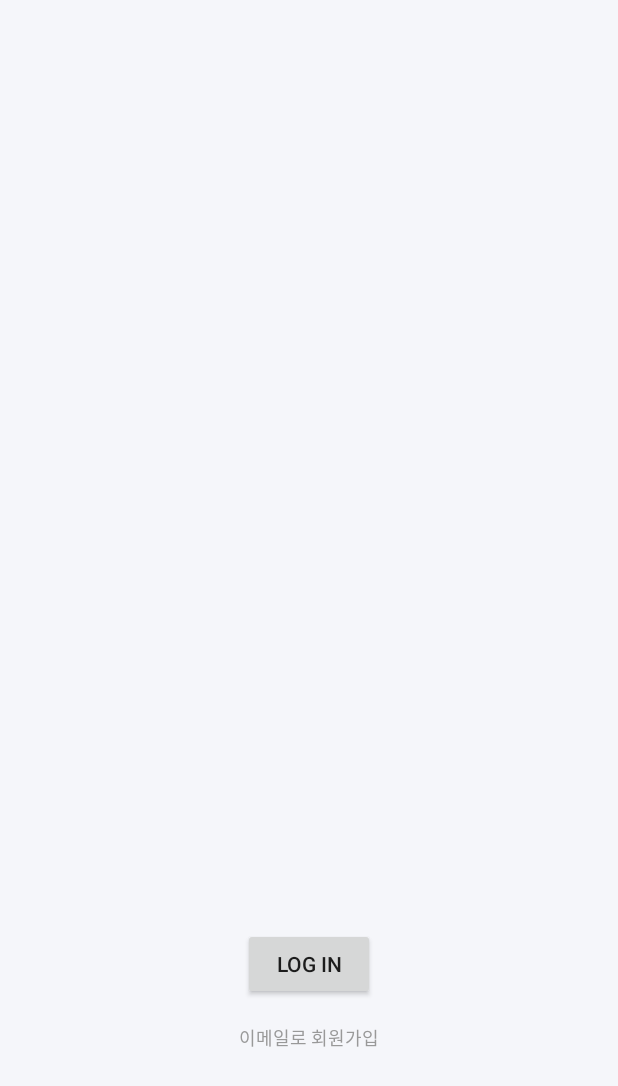
After one commit to DevelopDesignDayDay/Attendance-AOS, an Android app: the layout activity_tutorial.xml on its own in the app's theme, with its tools: preview values and no code run, on a phone screen of 412 x 824 dp. The commit adds this screen. Shown: the top 1086 px of the screen. Run offline under Robolectric (Android 15) with nearby library versions, the light colour scheme and no system bars.

Commit message:
add : presentation layer, resource file

```diff
--- a/presentation/src/main/AndroidManifest.xml
+++ b/presentation/src/main/AndroidManifest.xml
@@ -6,7 +6,7 @@
         <activity android:name=".ui.tutorial.TutorialActivity"/>
         <activity android:name=".ui.splash.SplashActivity" />
         <activity android:name=".ui.signup.SignUpActivity" />
-        <activity android:name=".ui.login.LoginActivity" />
+        <activity android:name="com.ddd.presentation.ui.tutorial.login.LoginActivity" />
     </application>
 
 </manifest>
--- /dev/null
+++ b/presentation/src/main/res/drawable/circle.xml
@@ -0,0 +1,6 @@
+<?xml version="1.0" encoding="utf-8"?>
+<shape xmlns:android="http://schemas.android.com/apk/res/android"
+    android:shape="oval">
+    <solid android:color="@color/sign_up_selected_color" />
+    <corners android:radius="31dp" />
+</shape>
--- /dev/null
+++ b/presentation/src/main/res/drawable/circle_off.xml
@@ -0,0 +1,6 @@
+<?xml version="1.0" encoding="utf-8"?>
+<shape xmlns:android="http://schemas.android.com/apk/res/android"
+    android:shape="oval">
+    <solid android:color="@color/login_circle_off_color" />
+    <corners android:radius="31dp" />
+</shape>
--- /dev/null
+++ b/presentation/src/main/res/drawable/selector_sign_in_circle.xml
@@ -0,0 +1,5 @@
+<?xml version="1.0" encoding="utf-8"?>
+<selector xmlns:android="http://schemas.android.com/apk/res/android">
+    <item android:drawable="@drawable/circle" android:state_enabled="true" />
+    <item android:drawable="@drawable/circle_off" android:state_enabled="false" />
+</selector>
--- a/presentation/src/main/res/layout/activity_main.xml
+++ b/presentation/src/main/res/layout/activity_main.xml
@@ -6,7 +6,7 @@
 
         <variable
             name="mainViewModel"
-            type="com.ddd.presentation.ui.MainViewModel" />
+            type="com.ddd.presentation.ui.main.MainViewModel" />
     </data>
 
     <androidx.coordinatorlayout.widget.CoordinatorLayout
--- /dev/null
+++ b/presentation/src/main/res/layout/activity_tutorial.xml
@@ -0,0 +1,72 @@
+<?xml version="1.0" encoding="utf-8"?>
+<layout xmlns:app="http://schemas.android.com/apk/res-auto"
+    xmlns:tools="http://schemas.android.com/tools">
+
+    <data>
+
+        <variable
+            name="bindingTutorialViewModel"
+            type="com.ddd.presentation.ui.tutorial.TutorialViewModel" />
+
+        <variable
+            name="bindingLoginViewModel"
+            type="com.ddd.presentation.ui.tutorial.login.LoginViewModel" />
+    </data>
+
+    <androidx.coordinatorlayout.widget.CoordinatorLayout xmlns:android="http://schemas.android.com/apk/res/android"
+        android:layout_width="match_parent"
+        android:layout_height="match_parent"
+        android:background="@color/main_background_color"
+        tools:context=".ui.tutorial.TutorialActivity">
+
+        <androidx.constraintlayout.widget.ConstraintLayout xmlns:android="http://schemas.android.com/apk/res/android"
+            xmlns:tools="http://schemas.android.com/tools"
+            android:id="@+id/constraint_main"
+            android:layout_width="match_parent"
+            android:layout_height="match_parent"
+            android:background="@color/main_background_color"
+            tools:context=".ui.tutorial.TutorialActivity">
+
+            <com.ddd.common.view.CircleIndicator
+                android:id="@+id/circleIndicator"
+                android:layout_width="match_parent"
+                android:layout_height="wrap_content"
+                android:layout_marginTop="80dp"
+                android:gravity="center"
+                app:layout_constraintEnd_toEndOf="parent"
+                app:layout_constraintStart_toStartOf="parent"
+                app:layout_constraintTop_toTopOf="parent" />
+
+            <FrameLayout
+                android:layout_width="match_parent"
+                android:layout_height="0dp"
+                app:layout_constraintBottom_toTopOf="@+id/btn_login"
+                app:layout_constraintTop_toTopOf="@+id/circleIndicator"
+                tools:ignore="UselessLeaf" />
+
+            <Button
+                android:id="@+id/btn_login"
+                android:layout_width="wrap_content"
+                android:layout_height="wrap_content"
+                android:layout_marginBottom="16dp"
+                android:onClick="@{()->bindingLoginViewModel.showLoginBottomSheet()}"
+                android:text="Log in"
+                app:layout_constraintBottom_toTopOf="@+id/tv_sign_up"
+                app:layout_constraintEnd_toEndOf="parent"
+                app:layout_constraintStart_toStartOf="parent" />
+
+            <TextView
+                android:id="@+id/tv_sign_up"
+                android:layout_width="wrap_content"
+                android:layout_height="wrap_content"
+                android:layout_marginBottom="123dp"
+                android:onClick="@{()->bindingTutorialViewModel.moveSignUp()}"
+                android:text="이메일로 회원가입"
+                android:textColor="#999999"
+                android:textSize="12dp"
+                app:layout_constraintBottom_toBottomOf="parent"
+                app:layout_constraintEnd_toEndOf="parent"
+                app:layout_constraintStart_toStartOf="parent" />
+        </androidx.constraintlayout.widget.ConstraintLayout>
+    </androidx.coordinatorlayout.widget.CoordinatorLayout>
+</layout>
```
Also changed, not shown: presentation/src/main/res/drawable/ic_right_arrow.xml (added, +18 -0 lines), presentation/src/main/res/drawable/rounded_bottom_sheet.xml (added, +9 -0 lines), presentation/src/main/res/drawable/tutorial_indicator_dot_off.xml (added, +8 -0 lines), presentation/src/main/res/drawable/tutorial_indicator_dot_on.xml (added, +9 -0 lines), presentation/src/main/res/layout/activity_splash.xml (added, +19 -0 lines), presentation/src/main/res/layout/bottom_sheet_login.xml (added, +132 -0 lines), presentation/src/main/res/layout/fragment_step_final.xml (+20 -7 lines), presentation/src/main/res/layout/fragment_step_position.xml (+4 -4 lines), presentation/src/main/res/layout/main_bottom_sheet.xml (added, +26 -0 lines), presentation/src/main/res/values/colors.xml (+7 -0 lines), presentation/src/main/res/values/strings.xml (+6 -1 lines), presentation/src/main/res/values/styles.xml (+7 -0 lines).
